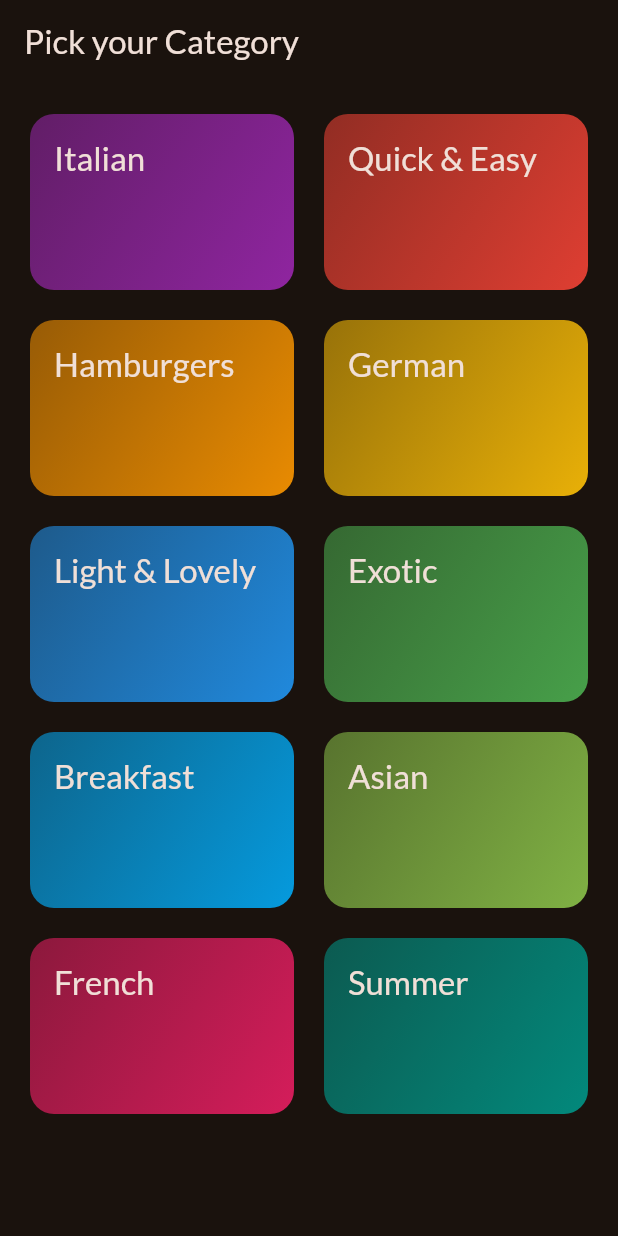
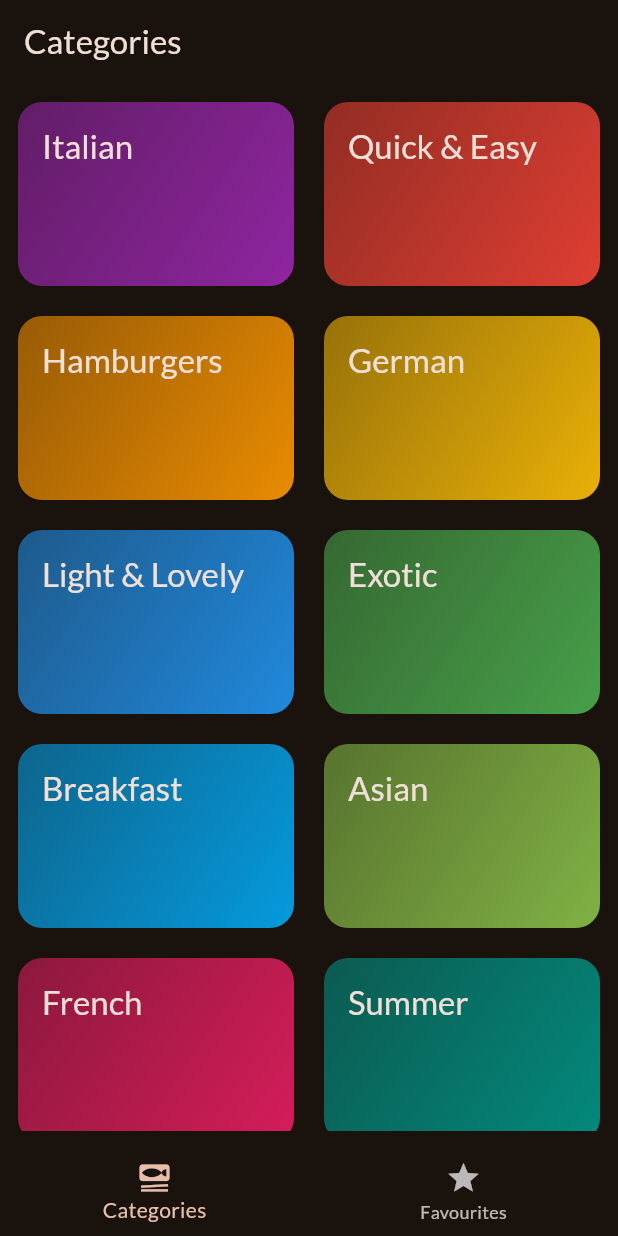
Before and after one commit to RaaidK47/flutter_projects, a Flutter app: the screen it shows after launch, on a phone screen of 412 x 824 dp. Run offline on Flutter 3.47's test engine with Material 3 defaults, Android fonts, the light colour scheme and no system bars; our stand-ins replace google_fonts, transparent_image.

Commit message:
Added Favourites Functionality to Meals App

```diff
--- a/meals_app/lib/main.dart
+++ b/meals_app/lib/main.dart
@@ -1,6 +1,7 @@
 import 'package:flutter/material.dart';
 import 'package:google_fonts/google_fonts.dart';
-import 'package:meals_app/screens/categories.dart';
+// import 'package:meals_app/screens/categories.dart';
+import 'package:meals_app/screens/tabs.dart';
 
 
 final theme = ThemeData(
@@ -23,7 +24,7 @@ class App extends StatelessWidget {
   Widget build(BuildContext context) {
     return MaterialApp(
       theme: theme,
-      home: CategoriesScreen()
+      home: TabsScreen()
     );
   }
 }
--- a/meals_app/lib/screens/categories.dart
+++ b/meals_app/lib/screens/categories.dart
@@ -1,11 +1,14 @@
 import 'package:flutter/material.dart';
 import 'package:meals_app/data/dummy_data.dart';
+import 'package:meals_app/models/meal.dart';
 import 'package:meals_app/screens/meals.dart';
 import 'package:meals_app/widgets/category_grid_item.dart';
 import 'package:meals_app/models/category.dart';
 
 class CategoriesScreen extends StatelessWidget {
-  const CategoriesScreen({super.key});
+  const CategoriesScreen({super.key, required this.onToggleFavourite});
+
+  final void Function(Meal meal) onToggleFavourite;
 
   void _selectCategory(BuildContext context, Category category) {
     final filteredMeals = dummyMeals
@@ -16,17 +19,15 @@ class CategoriesScreen extends StatelessWidget {
     // [Similar] Navigator.push(context, route);
     Navigator.of(context).push(
       MaterialPageRoute(
-        builder: (ctx) => MealsScreen(title: category.title, meals: filteredMeals),
+        builder: (ctx) => MealsScreen(onToggleFavourite: onToggleFavourite, title: category.title, meals: filteredMeals),
       ),
     );
   }
 
   @override
   Widget build(BuildContext context) {
-    return Scaffold(
-      appBar: AppBar(title: const Text('Pick your Category')),
-      body: Padding(
-        padding: const EdgeInsets.all(20),
+    return Padding(
+      padding: const EdgeInsets.all(12.0),
       child: GridView(
             gridDelegate: SliverGridDelegateWithFixedCrossAxisCount(
               crossAxisCount: 2, // Two Columns in Grid
@@ -44,7 +45,6 @@ class CategoriesScreen extends StatelessWidget {
                 ),
             ],
           ),
-      ),
     );
   }
 }
--- /dev/null
+++ b/meals_app/lib/screens/tabs.dart
@@ -0,0 +1,81 @@
+import 'package:flutter/material.dart';
+import 'package:meals_app/models/meal.dart';
+import 'package:meals_app/screens/categories.dart';
+import 'package:meals_app/screens/meals.dart';
+
+class TabsScreen extends StatefulWidget {
+  const TabsScreen({super.key});
+
+  @override
+  State<StatefulWidget> createState() {
+    return _TabsScreenState();
+  }
+}
+
+class _TabsScreenState extends State<TabsScreen> {
+  int _selectedPageIndex = 0;
+
+  void _selectPage(int index) {
+    setState(() {
+      _selectedPageIndex = index;
+    });
+  }
+
+  final List<Meal> _favouriteMeals = [];
+
+  void _showInfoMessage(String message) {
+    ScaffoldMessenger.of(context).clearSnackBars();
+    ScaffoldMessenger.of(context).showSnackBar(
+      SnackBar(content: Text(message))
+    );
+  }
+
+  void _toggleMealFavouriteStatus(Meal meal) {
+    final isExisting = _favouriteMeals.contains(meal);
+
+    if (isExisting == true) {
+      setState(() {
+        _favouriteMeals.remove(meal);
+        _showInfoMessage("Meal is No Longer a Favourite");
+      });
+
+    }
+    else {
+      setState(() {
+        _favouriteMeals.add(meal);
+        _showInfoMessage("Marked as a Favourite");
+      });
+    }
+    // _favouriteMeals.forEach((meal) => print(meal.title));
+  }
+
+  @override
+  Widget build(BuildContext context) {
+    Widget activePage = CategoriesScreen(onToggleFavourite: _toggleMealFavouriteStatus,);
+    var activePageTitle = "Categories";
+
+    if (_selectedPageIndex == 1) {
+      // We are re-using MealsScreen for Favourites
+      // Not Setting the Title
+      activePage = MealsScreen(onToggleFavourite: _toggleMealFavouriteStatus, meals: _favouriteMeals);
+      activePageTitle = "Your Favourites";
+    }
+
+    return Scaffold(
+      appBar: AppBar(title: Text(activePageTitle)),
+      body: activePage,
+      bottomNavigationBar: BottomNavigationBar(
+        // index > Index of Tab in BottomNavigationBar
+        onTap: _selectPage,
+        currentIndex: _selectedPageIndex, //To Highlight the Selected Tab
+        items: const [
+          BottomNavigationBarItem(
+            icon: Icon(Icons.set_meal),
+            label: "Categories",
+          ),
+          BottomNavigationBarItem(icon: Icon(Icons.star), label: "Favourites"),
+        ],
+      ),
+    );
+  }
+}
```
Also changed, not shown: meals_app/lib/screens/meal_details.dart (+16 -4 lines), meals_app/lib/screens/meals.dart (+26 -12 lines). Lines whose indentation alone changed are shown as unchanged.
